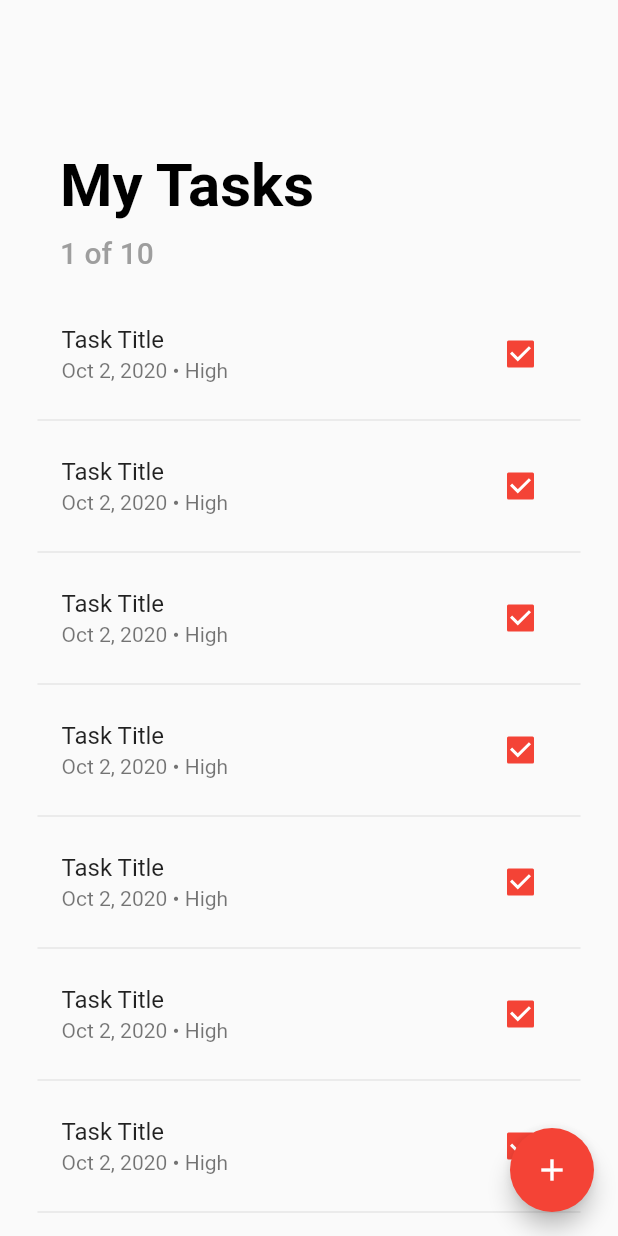
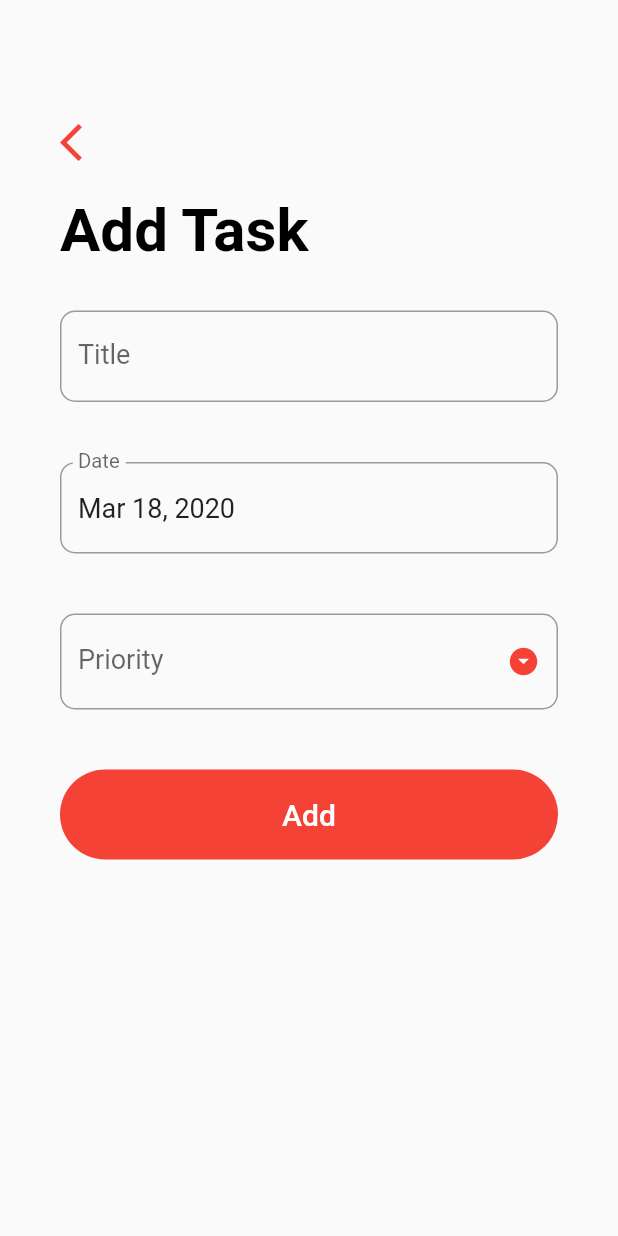
Before and after one commit to Brynm32/Flutter-Todo-List, a Flutter app: the screen it shows after launch, after a tap on the "add" icon, on a phone screen of 412 x 824 dp. Run offline on Flutter 3.47's test engine with Material 2 defaults, Android fonts, the phone set to English and light mode, and no system bars.

Commit message:
add task screen added

```diff
--- a/lib/main.dart
+++ b/lib/main.dart
@@ -8,6 +8,7 @@ class MyApp extends StatelessWidget {
   @override
   Widget build(BuildContext context) {
     return MaterialApp(
+      debugShowCheckedModeBanner: false,
       title: 'ToDo List',
       theme: ThemeData(
         // This is the theme of your application.
--- /dev/null
+++ b/lib/screens/add_task_screen.dart
@@ -0,0 +1,198 @@
+import 'package:flutter/material.dart';
+import 'package:intl/intl.dart';
+
+class AddTaskScreen extends StatefulWidget {
+  @override
+  _AddTaskScreenState createState() => _AddTaskScreenState();
+}
+
+class _AddTaskScreenState extends State<AddTaskScreen> {
+  final _formKey = GlobalKey<FormState>();
+  String _title = '';
+  String _priority;
+  DateTime _date = DateTime.now();
+
+  TextEditingController _dateController = TextEditingController();
+
+  final DateFormat _dateFormatter = DateFormat('MMM dd, yyyy');
+  final List<String> _priorities = ['Low', 'Medium', 'High'];
+
+  @override
+  void initState() {
+    super.initState();
+    _dateController.text = _dateFormatter.format(_date);
+  }
+
+  @override
+  void dispose() {
+    _dateController.dispose();
+    super.dispose();
+  }
+
+  _handleDatePicker() async {
+    final DateTime date = await showDatePicker(
+      context: context,
+      initialDate: _date,
+      firstDate: DateTime(2000),
+      lastDate: DateTime(2100),
+    );
+    if (date != null && date != _date) {
+      setState(() {
+        _date = date;
+      });
+      _dateController.text = _dateFormatter.format(date);
+    }
+  }
+
+  _submit() {
+    if (_formKey.currentState.validate()) {
+      _formKey.currentState.save();
+
+      print('$_title, $_date, $_priority');
+      // Insert the task to our user's database
+
+      // Update the task
+
+      Navigator.pop(context);
+    }
+  }
+
+  @override
+  Widget build(BuildContext context) {
+    return Scaffold(
+      body: GestureDetector(
+        onTap: () => FocusScope.of(context).unfocus(),
+        child: SingleChildScrollView(
+          child: Container(
+            padding: EdgeInsets.symmetric(horizontal: 40.0, vertical: 80.0),
+            child: Column(
+              crossAxisAlignment: CrossAxisAlignment.start,
+              children: <Widget>[
+                GestureDetector(
+                  onTap: () => Navigator.pop(context),
+                  child: Icon(
+                    Icons.arrow_back_ios,
+                    size: 30.0,
+                    color: Theme.of(context).primaryColor,
+                  ),
+                ),
+                SizedBox(
+                  height: 20.0,
+                ),
+                Text(
+                  'Add Task',
+                  style: TextStyle(
+                    color: Colors.black,
+                    fontSize: 40.0,
+                    fontWeight: FontWeight.bold,
+                  ),
+                ),
+                SizedBox(
+                  height: 10.0,
+                ),
+                Form(
+                  key: _formKey,
+                  child: Column(
+                    children: <Widget>[
+                      Padding(
+                        padding: const EdgeInsets.symmetric(vertical: 20.0),
+                        child: TextFormField(
+                          style: TextStyle(fontSize: 18.0),
+                          decoration: InputDecoration(
+                            labelText: 'Title',
+                            labelStyle: TextStyle(fontSize: 18.0),
+                            border: OutlineInputBorder(
+                              borderRadius: BorderRadius.circular(10.0),
+                            ),
+                          ),
+                          validator: (input) => input.trim().isEmpty
+                              ? 'Please enter a task title'
+                              : null,
+                          onSaved: (input) => _title = input,
+                          initialValue: _title,
+                        ),
+                      ),
+                      Padding(
+                        padding: const EdgeInsets.symmetric(vertical: 20.0),
+                        child: TextFormField(
+                          readOnly: true,
+                          controller: _dateController,
+                          style: TextStyle(fontSize: 18.0),
+                          onTap: _handleDatePicker,
+                          decoration: InputDecoration(
+                            labelText: 'Date',
+                            labelStyle: TextStyle(fontSize: 18.0),
+                            border: OutlineInputBorder(
+                              borderRadius: BorderRadius.circular(10.0),
+                            ),
+                          ),
+                        ),
+                      ),
+                      Padding(
+                        padding: const EdgeInsets.symmetric(vertical: 20.0),
+                        child: DropdownButtonFormField(
+                          isDense: true,
+                          icon: Icon(Icons.arrow_drop_down_circle),
+                          iconSize: 22.0,
+                          iconEnabledColor: Theme.of(context).primaryColor,
+                          items: _priorities.map(
+                            (String priority) {
+                              return DropdownMenuItem(
+                                value: priority,
+                                child: Text(
+                                  priority,
+                                  style: TextStyle(
+                                      color: Colors.black, fontSize: 18.0),
+                                ),
+                              );
+                            },
+                          ).toList(),
+                          style: TextStyle(fontSize: 18.0),
+                          decoration: InputDecoration(
+                            labelText: 'Priority',
+                            labelStyle: TextStyle(fontSize: 18.0),
+                            border: OutlineInputBorder(
+                              borderRadius: BorderRadius.circular(10.0),
+                            ),
+                          ),
+                          validator: (input) => _priority == null
+                              ? 'Please select a priority level'
+                              : null,
+                          onChanged: (value) {
+                            setState(() {
+                              _priority = value;
+                            });
+                          },
+                          value: _priority,
+                        ),
+                      ),
+                      Container(
+                        margin: EdgeInsets.symmetric(vertical: 20.0),
+                        height: 60.0,
+                        width: double.infinity,
+                        decoration: BoxDecoration(
+                          color: Theme.of(context).primaryColor,
+                          borderRadius: BorderRadius.circular(30.0),
+                        ),
+                        child: FlatButton(
+                          child: Text(
+                            'Add',
+                            style: TextStyle(
+                              color: Colors.white,
+                              fontSize: 20.0,
+                            ),
+                          ),
+                          onPressed: _submit,
+                        ),
+                      ),
+                    ],
+                  ),
+                ),
+              ],
+            ),
+          ),
+        ),
+      ),
+    );
+  }
+}
--- a/lib/screens/todo_list_screen.dart
+++ b/lib/screens/todo_list_screen.dart
@@ -1,4 +1,5 @@
 import 'package:flutter/material.dart';
+import 'package:todo_list/screens/add_task_screen.dart';
 
 class ToDoListScreen extends StatefulWidget {
   @override
@@ -39,7 +40,12 @@ class _ToDoListScreenState extends State<ToDoListScreen> {
       floatingActionButton: FloatingActionButton(
         backgroundColor: Theme.of(context).primaryColor,
         child: Icon(Icons.add),
-        onPressed: () => print('Navigate to add task screen'),
+        onPressed: () => Navigator.push(
+          context,
+          MaterialPageRoute(
+            builder: (_) => AddTaskScreen(),
+          ),
+        ),
       ),
       body: ListView.builder(
         padding: EdgeInsets.symmetric(vertical: 80.0),
```
Also changed, not shown: pubspec.yaml (+1 -6 lines), pubspec.lock.
